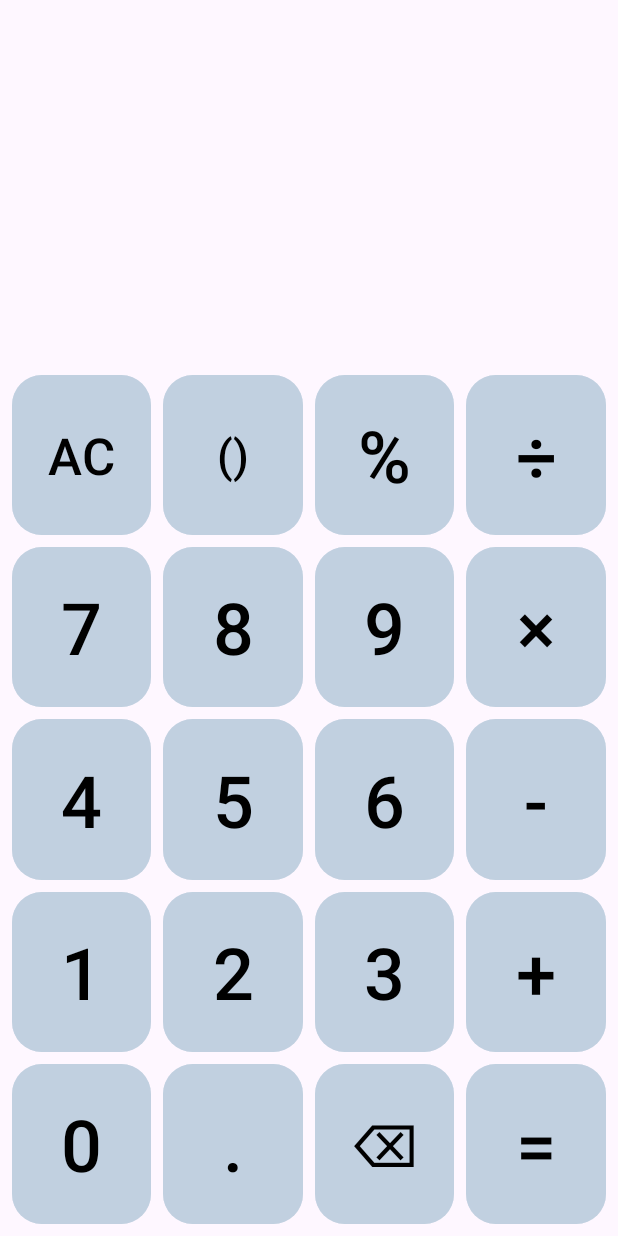
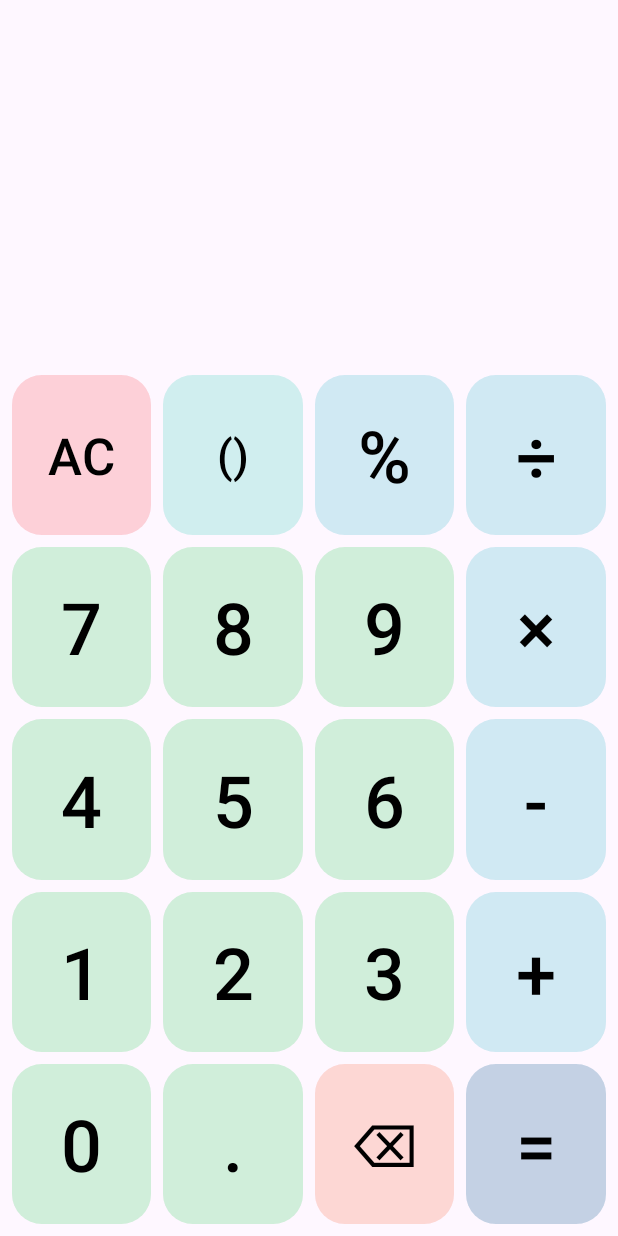
Before and after one commit to trumanders/android-calculator, an Android app: the screen it shows after launch (MainActivity), after a tap on an icon or button, on a phone screen of 412 x 824 dp. Run offline under Robolectric (Android 15) with nearby library versions, the phone set to English and light mode, and no system bars.

Commit message:
Add button colors. Enable number formatting (spacing). Separate internal logic from textview content

```diff
--- a/app/src/main/java/com/example/calculator/Calculator.kt
+++ b/app/src/main/java/com/example/calculator/Calculator.kt
@@ -5,12 +5,14 @@ import android.widget.TextView
 import java.math.BigDecimal
 import java.math.RoundingMode
 
-private const val INTERNAL_CALCULATION_POINT = '.'
 private var internalStartPercentCount = 0
 private var internalEndPercentCount = 0
 
 class Calculator {
-    fun updateInstantResultView(currentExpression: String, currentInstantResult: String): String {
+    companion object {
+        const val INTERNAL_CALCULATION_POINT = '.'
+    }
+    fun updateInstantResultView(currentExpression: String): String {
         internalStartPercentCount = ExpressionController.startParenthesisCount
         internalEndPercentCount = ExpressionController.endParenthesisCount
         if (currentExpression.isEmpty()) {
--- a/app/src/main/java/com/example/calculator/ExpressionController.kt
+++ b/app/src/main/java/com/example/calculator/ExpressionController.kt
@@ -20,6 +20,7 @@ class ExpressionController() {
     private lateinit var _buttonInput: String
     private lateinit var _updatedExpression: String
     private var _existingLastChar: Char? = null
+
     @SuppressLint("SetTextI18n")
     fun updateExpressionView(tappedButton: Button, currentExpression: String): String {
         _updatedExpression = currentExpression
--- a/app/src/main/java/com/example/calculator/MainActivity.kt
+++ b/app/src/main/java/com/example/calculator/MainActivity.kt
@@ -1,17 +1,16 @@
 package com.example.calculator
 
-import android.annotation.SuppressLint
 import android.os.Bundle
 import androidx.activity.enableEdgeToEdge
 import androidx.appcompat.app.AppCompatActivity
 import androidx.core.view.ViewCompat
-import android.view.View
+import androidx.core.view.WindowInsetsCompat
 import android.widget.TextView
 import android.widget.Button
-import androidx.core.view.WindowInsetsCompat
+import java.math.BigDecimal
+import java.text.DecimalFormat
 import java.text.DecimalFormatSymbols
-
-
+import java.util.Locale
 
 private lateinit var expressionFormatter: ExpressionController
 private lateinit var calculator: Calculator
@@ -19,6 +18,10 @@ private lateinit var calculator: Calculator
 class MainActivity : AppCompatActivity() {
     private val expressionTextView: TextView by lazy { findViewById<TextView>(R.id.expressionTextView)}
     private val instantResultTextView: TextView by lazy { findViewById<TextView>(R.id.textViewInstantResult)}
+    private var rawExpressionTextViewText = ""
+    private var rawInstantResult = ""
+
+    private val formatter = DecimalFormat.getInstance(Locale.getDefault()) as DecimalFormat
 
     override fun onCreate(savedInstanceState: Bundle?) {
         super.onCreate(savedInstanceState)
@@ -35,20 +38,29 @@ class MainActivity : AppCompatActivity() {
     }
 
     fun buttonTapped(tappedButton: Button) {
-        expressionTextView.text = expressionFormatter.updateExpressionView(tappedButton, expressionTextView.text.toString())
+        rawExpressionTextViewText = expressionFormatter.updateExpressionView(tappedButton, rawExpressionTextViewText)
+        rawInstantResult = calculator
+            .updateInstantResultView(rawExpressionTextViewText)
 
-        var instantResult = calculator
-            .updateInstantResultView(expressionTextView.text.toString(), instantResultTextView.text.toString())
-
-        if (!instantResult.isEmpty() && instantResult.toDouble() % 1.0 == 0.0) {
-            instantResult = instantResult.toBigDecimal().stripTrailingZeros().toPlainString()
+        if (rawInstantResult.isNotEmpty() && (rawInstantResult.toBigDecimal() % BigDecimal(1)).equals(0.0)) {
+            rawInstantResult = rawInstantResult.toBigDecimal().stripTrailingZeros().toPlainString()
         }
 
-        instantResultTextView.text = instantResult.replace('.', Symbols.POINT)
+        if (tappedButton.id == R.id.numSum && rawInstantResult.isNotEmpty()) {
+            rawExpressionTextViewText = rawInstantResult
+            rawInstantResult = ""
+        }
 
-        if (tappedButton.id == R.id.numSum) {
-            expressionTextView.text = instantResultTextView.text
-        }
+        val formattedExpressionOutput = if (rawExpressionTextViewText.isNotEmpty())
+            Regex("\\d+").replace(rawExpressionTextViewText) { x -> formatter.format(BigDecimal(x.value)) }
+            else ""
+
+        val formattedInstantResultOutput = if (rawInstantResult.isNotEmpty())
+            formatter.format(BigDecimal(rawInstantResult))
+            else ""
+
+        expressionTextView.text = formattedExpressionOutput
+        instantResultTextView.text = formattedInstantResultOutput
     }
 
     private fun setup() {
--- a/app/src/main/res/layout/activity_main.xml
+++ b/app/src/main/res/layout/activity_main.xml
@@ -24,7 +24,7 @@
             android:layout_height="80dp"
             android:layout_marginStart="8dp"
             android:layout_marginBottom="8dp"
-            android:backgroundTint="@color/colorPrimary"
+            android:backgroundTint="@color/colorOperator"
             android:insetLeft="0dp"
             android:insetTop="0dp"
             android:insetRight="0dp"
@@ -46,7 +46,7 @@
             android:layout_height="80dp"
             android:layout_marginStart="8dp"
             android:layout_marginBottom="8dp"
-            android:backgroundTint="@color/colorPrimary"
+            android:backgroundTint="@color/colorClear"
             android:insetLeft="0dp"
             android:insetTop="0dp"
             android:insetRight="0dp"
@@ -68,7 +68,7 @@
             android:layout_height="80dp"
             android:layout_marginStart="8dp"
             android:layout_marginBottom="8dp"
-            android:backgroundTint="@color/colorPrimary"
+            android:backgroundTint="@color/colorParentheses"
             android:insetLeft="0dp"
             android:insetTop="0dp"
             android:insetRight="0dp"
@@ -90,7 +90,7 @@
             android:layout_height="80dp"
             android:layout_marginStart="8dp"
             android:layout_marginBottom="8dp"
-            android:backgroundTint="@color/colorPrimary"
+            android:backgroundTint="@color/colorDelete"
             android:insetLeft="0dp"
             android:insetTop="0dp"
             android:insetRight="0dp"
@@ -112,7 +112,7 @@
             android:layout_height="80dp"
             android:layout_marginStart="8dp"
             android:layout_marginBottom="8dp"
-            android:backgroundTint="@color/colorPrimary"
+            android:backgroundTint="@color/colorDigit"
             android:insetLeft="0dp"
             android:insetTop="0dp"
             android:insetRight="0dp"
@@ -134,7 +134,7 @@
             android:layout_height="80dp"
             android:layout_marginStart="8dp"
             android:layout_marginBottom="8dp"
-            android:backgroundTint="@color/colorPrimary"
+            android:backgroundTint="@color/colorDigit"
             android:insetLeft="0dp"
             android:insetTop="0dp"
             android:insetRight="0dp"
@@ -157,7 +157,7 @@
             android:layout_marginStart="8dp"
             android:layout_marginEnd="8dp"
             android:layout_marginBottom="8dp"
-            android:backgroundTint="@color/colorPrimary"
+            android:backgroundTint="@color/colorSum"
             android:insetLeft="0dp"
             android:insetTop="0dp"
             android:insetRight="0dp"
@@ -179,7 +179,7 @@
             android:layout_height="80dp"
             android:layout_marginStart="8dp"
             android:layout_marginBottom="8dp"
-            android:backgroundTint="@color/colorPrimary"
+            android:backgroundTint="@color/colorDigit"
             android:insetLeft="0dp"
             android:insetTop="0dp"
             android:insetRight="0dp"
@@ -201,7 +201,7 @@
             android:layout_height="80dp"
             android:layout_marginStart="8dp"
             android:layout_marginBottom="8dp"
-            android:backgroundTint="@color/colorPrimary"
+            android:backgroundTint="@color/colorDigit"
             android:insetLeft="0dp"
             android:insetTop="0dp"
             android:insetRight="0dp"
@@ -223,7 +223,7 @@
             android:layout_height="80dp"
             android:layout_marginStart="8dp"
             android:layout_marginBottom="8dp"
-            android:backgroundTint="@color/colorPrimary"
+            android:backgroundTint="@color/colorDigit"
             android:insetLeft="0dp"
             android:insetTop="0dp"
             android:insetRight="0dp"
@@ -245,7 +245,7 @@
             android:layout_height="80dp"
             android:layout_marginStart="8dp"
             android:layout_marginBottom="8dp"
-            android:backgroundTint="@color/colorPrimary"
+            android:backgroundTint="@color/colorDigit"
             android:insetLeft="0dp"
             android:insetTop="0dp"
             android:insetRight="0dp"
@@ -267,7 +267,7 @@
             android:layout_height="80dp"
             android:layout_marginStart="8dp"
             android:layout_marginBottom="8dp"
-            android:backgroundTint="@color/colorPrimary"
+            android:backgroundTint="@color/colorDigit"
             android:insetLeft="0dp"
             android:insetTop="0dp"
             android:insetRight="0dp"
@@ -289,7 +289,7 @@
             android:layout_height="80dp"
             android:layout_marginStart="8dp"
             android:layout_marginBottom="8dp"
-            android:backgroundTint="@color/colorPrimary"
+            android:backgroundTint="@color/colorDigit"
             android:insetLeft="0dp"
             android:insetTop="0dp"
             android:insetRight="0dp"
@@ -311,7 +311,7 @@
             android:layout_height="80dp"
             android:layout_marginStart="8dp"
             android:layout_marginBottom="8dp"
-            android:backgroundTint="@color/colorPrimary"
+            android:backgroundTint="@color/colorDigit"
             android:insetLeft="0dp"
             android:insetTop="0dp"
             android:insetRight="0dp"
@@ -333,7 +333,7 @@
             android:layout_height="80dp"
             android:layout_marginStart="8dp"
             android:layout_marginBottom="8dp"
-            android:backgroundTint="@color/colorPrimary"
+            android:backgroundTint="@color/colorDigit"
             android:insetLeft="0dp"
             android:insetTop="0dp"
             android:insetRight="0dp"
@@ -355,7 +355,7 @@
             android:layout_height="80dp"
             android:layout_marginStart="8dp"
             android:layout_marginBottom="8dp"
-            android:backgroundTint="@color/colorPrimary"
+            android:backgroundTint="@color/colorDigit"
             android:insetLeft="0dp"
             android:insetTop="0dp"
             android:insetRight="0dp"
@@ -378,7 +378,7 @@
             android:layout_marginStart="8dp"
             android:layout_marginEnd="8dp"
             android:layout_marginBottom="8dp"
-            android:backgroundTint="@color/colorPrimary"
+            android:backgroundTint="@color/colorOperator"
             android:insetLeft="0dp"
             android:insetTop="0dp"
             android:insetRight="0dp"
@@ -401,7 +401,7 @@
             android:layout_marginStart="8dp"
             android:layout_marginEnd="8dp"
             android:layout_marginBottom="8dp"
-            android:backgroundTint="@color/colorPrimary"
+            android:backgroundTint="@color/colorOperator"
             android:insetLeft="0dp"
             android:insetTop="0dp"
             android:insetRight="0dp"
@@ -424,7 +424,7 @@
             android:layout_marginStart="8dp"
             android:layout_marginEnd="8dp"
             android:layout_marginBottom="8dp"
-            android:backgroundTint="@color/colorPrimary"
+            android:backgroundTint="@color/colorOperator"
             android:insetLeft="0dp"
             android:insetTop="0dp"
             android:insetRight="0dp"
@@ -447,7 +447,7 @@
             android:layout_marginStart="8dp"
             android:layout_marginEnd="8dp"
             android:layout_marginBottom="8dp"
-            android:backgroundTint="@color/colorPrimary"
+            android:backgroundTint="@color/colorOperator"
             android:insetLeft="0dp"
             android:insetTop="0dp"
             android:insetRight="0dp"
@@ -467,9 +467,20 @@
     </androidx.gridlayout.widget.GridLayout>
 
     <TextView
+        android:lines="1"
+        app:autoSizeTextType="uniform"
+        app:autoSizeMinTextSize="8sp"
+        app:autoSizeStepGranularity="1sp"
+        android:autoSizeTextType="uniform"
+        android:autoSizeMinTextSize="8sp"
+        android:autoSizeStepGranularity="1sp"
         android:id="@+id/expressionTextView"
         android:layout_width="0dp"
-        android:layout_height="150dp"
+        android:layout_height="100dp"
+        android:layout_marginStart="8dp"
+        android:layout_marginTop="40dp"
+        android:layout_marginEnd="8dp"
+        android:maxLines="1"
         android:textAlignment="textEnd"
         android:textSize="40dp"
         app:layout_constraintEnd_toEndOf="parent"
@@ -477,9 +488,18 @@
         app:layout_constraintTop_toTopOf="parent" />
 
     <TextView
+        android:lines="1"
+        app:autoSizeTextType="uniform"
+        app:autoSizeMinTextSize="8sp"
+        app:autoSizeStepGranularity="1sp"
+        android:autoSizeTextType="uniform"
+        android:autoSizeMinTextSize="8sp"
+        android:autoSizeStepGranularity="1sp"
         android:id="@+id/textViewInstantResult"
         android:layout_width="0dp"
-        android:layout_height="80dp"
+        android:layout_height="70dp"
+        android:layout_marginStart="8dp"
+        android:layout_marginEnd="8dp"
         android:textAlignment="textEnd"
         android:textSize="25dp"
         app:layout_constraintEnd_toEndOf="parent"
--- a/app/src/main/res/values/colors.xml
+++ b/app/src/main/res/values/colors.xml
@@ -2,6 +2,10 @@
 <resources>
     <color name="black">#FF000000</color>
     <color name="white">#FFFFFFFF</color>
-    <color name="colorPrimary">#AABBCCDD</color>
-    <color name="colorPrimaryDark">#66666666</color>
+    <color name="colorDigit">#3787de9e</color>
+    <color name="colorOperator">#3787d2de</color>
+    <color name="colorParentheses">#3787ded4</color>
+    <color name="colorSum">#376693ba</color>
+    <color name="colorClear">#37fa9198</color>
+    <color name="colorDelete">#37faa491</color>
 </resources>
--- a/app/src/main/res/values/themes.xml
+++ b/app/src/main/res/values/themes.xml
@@ -2,8 +2,8 @@
     <!-- Base application theme. -->
     <style name="Base.Theme.Calculator" parent="Theme.Material3.DayNight.NoActionBar">
         <!-- Customize your light theme here. -->
-        <item name="colorPrimary">@color/colorPrimary</item>
-        <item name="colorPrimaryDark">@color/colorPrimaryDark</item>
+        <item name="colorPrimary">@color/colorDigit</item>
+        <item name="colorPrimaryDark">@color/colorOperator</item>
     </style>
 
     <style name="Theme.Calculator" parent="Base.Theme.Calculator" />
```
Also changed, not shown: gradle/wrapper/gradle-wrapper.properties, 6 other files.
